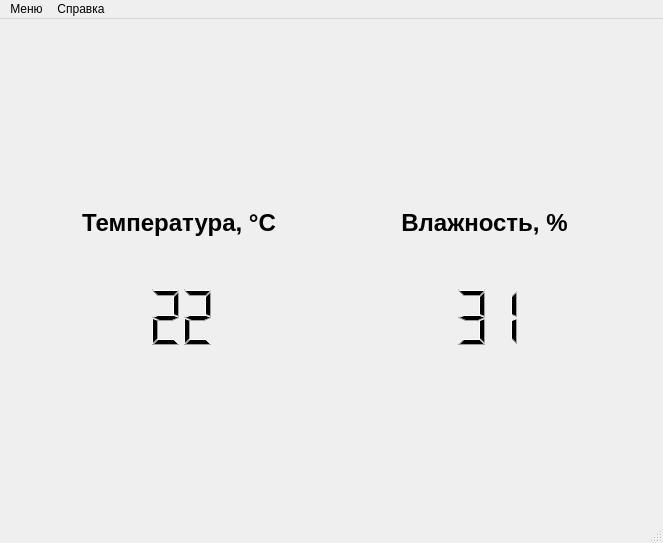
Old version of the form QT_part/mainwindow.ui in the repository Vld13/WeatherMonitor.
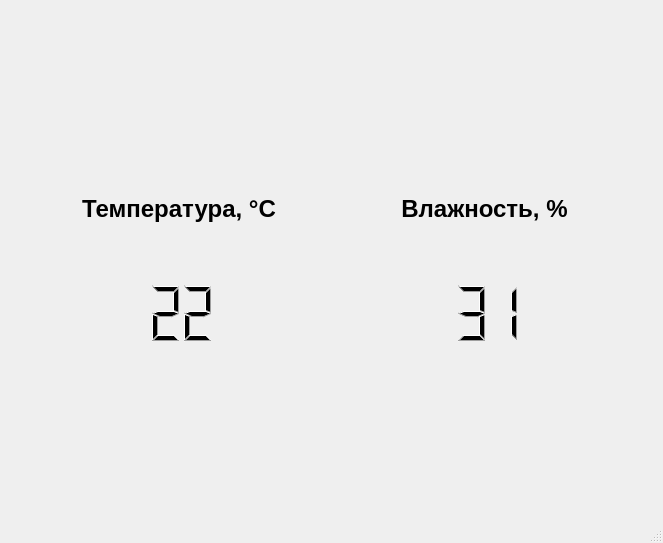
New version of the form. Icons and pictures are not drawn.

```diff
--- a/QT_part/mainwindow.ui
+++ b/QT_part/mainwindow.ui
@@ -218,22 +218,6 @@
      <height>25</height>
     </rect>
    </property>
-   <widget class="QMenu" name="menu">
-    <property name="title">
-     <string>Меню</string>
-    </property>
-    <addaction name="save_measurement"/>
-    <addaction name="plot_graph"/>
-    <addaction name="actionCOM"/>
-   </widget>
-   <widget class="QMenu" name="menu_2">
-    <property name="title">
-     <string>Справка</string>
-    </property>
-    <addaction name="about"/>
-   </widget>
-   <addaction name="menu"/>
-   <addaction name="menu_2"/>
   </widget>
   <widget class="QStatusBar" name="statusbar"/>
   <action name="save_measurement">
```
